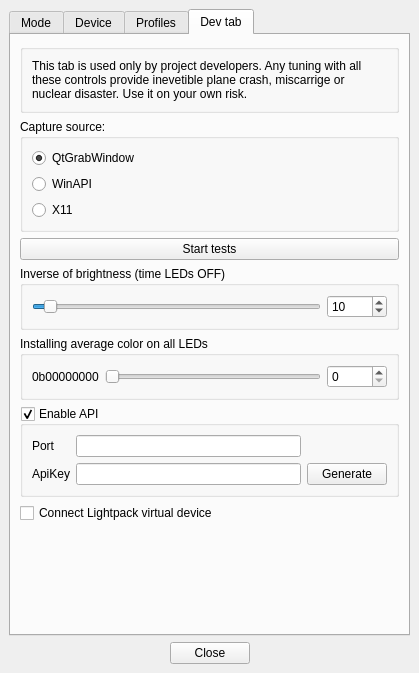
This is Software/src/mainwindow.ui in Atarity/Lightpack as Qt 5 draws it before an edit. The edited form follows.
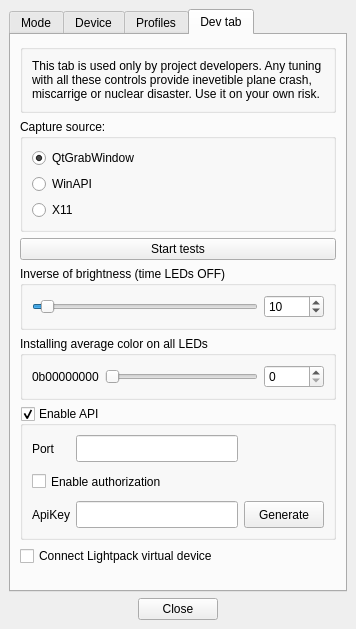
This is the edited form. Icons and pictures are not drawn. Custom widgets are drawn as their Qt base class.

Commit message: Software: added new option API - disable authorization

Patch:
```diff
--- a/Software/src/mainwindow.ui
+++ b/Software/src/mainwindow.ui
@@ -7,8 +7,8 @@
    <rect>
     <x>0</x>
     <y>0</y>
-    <width>419</width>
-    <height>673</height>
+    <width>356</width>
+    <height>629</height>
    </rect>
   </property>
   <property name="windowTitle">
@@ -1471,34 +1471,82 @@
           </property>
           <layout class="QVBoxLayout" name="verticalLayout_14">
            <item>
-            <layout class="QGridLayout" name="gridLayout_3">
+            <layout class="QGridLayout" name="gridLayout_3" rowminimumheight="0,0,0,0" columnminimumwidth="0,0,0">
+             <property name="sizeConstraint">
+              <enum>QLayout::SetMinimumSize</enum>
+             </property>
              <item row="0" column="0">
               <widget class="QLabel" name="label_5">
+               <property name="minimumSize">
+                <size>
+                 <width>0</width>
+                 <height>27</height>
+                </size>
+               </property>
                <property name="text">
                 <string>Port</string>
                </property>
               </widget>
              </item>
              <item row="0" column="1">
-              <widget class="QLineEdit" name="lineEdit_ApiPort"/>
+              <widget class="QLineEdit" name="lineEdit_ApiPort">
+               <property name="minimumSize">
+                <size>
+                 <width>0</width>
+                 <height>27</height>
+                </size>
+               </property>
+              </widget>
              </item>
-             <item row="1" column="0">
+             <item row="2" column="0">
               <widget class="QLabel" name="label_6">
+               <property name="minimumSize">
+                <size>
+                 <width>0</width>
+                 <height>27</height>
+                </size>
+               </property>
                <property name="text">
                 <string>ApiKey</string>
                </property>
               </widget>
              </item>
-             <item row="1" column="1">
-              <widget class="QLineEdit" name="lineEdit_ApiKey"/>
+             <item row="2" column="1">
+              <widget class="QLineEdit" name="lineEdit_ApiKey">
+               <property name="minimumSize">
+                <size>
+                 <width>0</width>
+                 <height>27</height>
+                </size>
+               </property>
+              </widget>
              </item>
-             <item row="1" column="2">
+             <item row="2" column="2">
               <widget class="QPushButton" name="pushButton_NewKey">
+               <property name="minimumSize">
+                <size>
+                 <width>0</width>
+                 <height>27</height>
+                </size>
+               </property>
                <property name="text">
                 <string>Generate</string>
                </property>
               </widget>
              </item>
+             <item row="1" column="0" colspan="3">
+              <widget class="QCheckBox" name="checkBox_ApiAuth">
+               <property name="minimumSize">
+                <size>
+                 <width>0</width>
+                 <height>27</height>
+                </size>
+               </property>
+               <property name="text">
+                <string>Enable authorization</string>
+               </property>
+              </widget>
+             </item>
             </layout>
            </item>
           </layout>
```
The commit also changes 5 other files.
